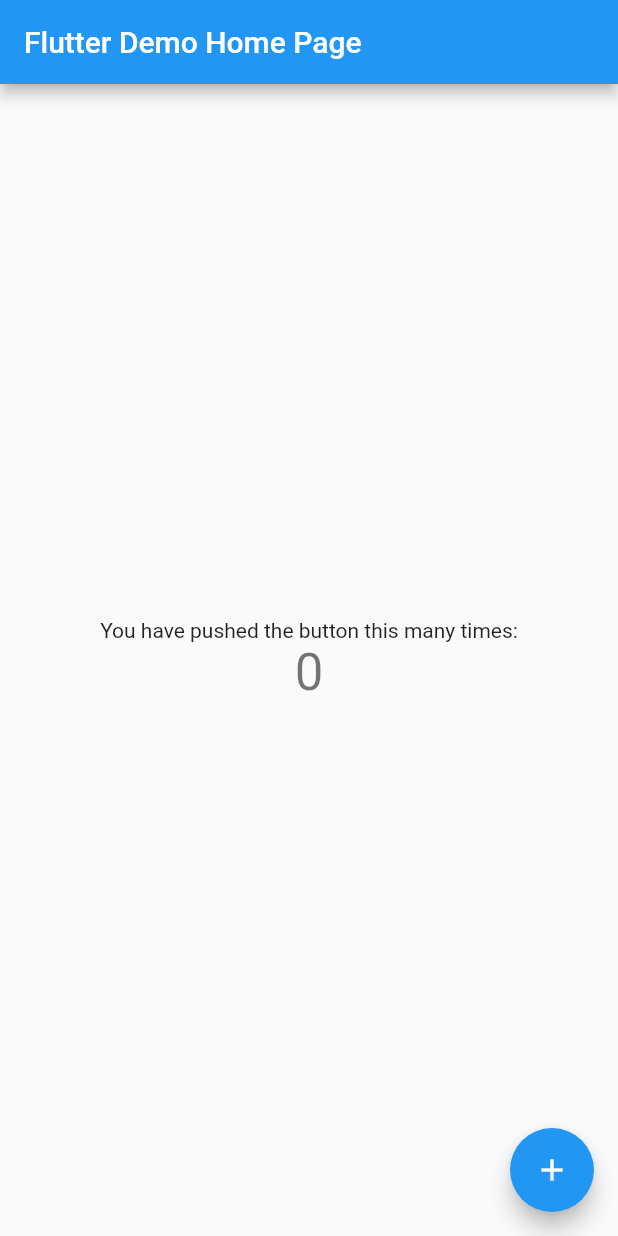
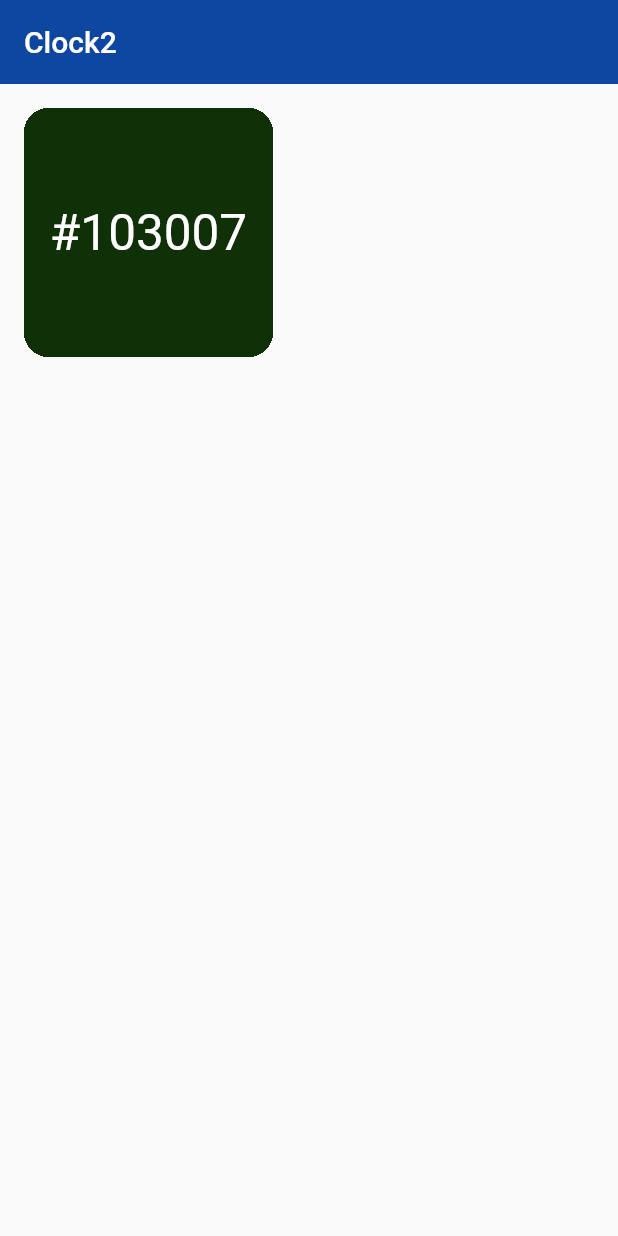
Before and after one commit to ChrisStayte/Clock2, a Flutter app: the screen it shows after launch, on a phone screen of 412 x 824 dp. Run offline on Flutter 3.47's test engine with Material 2 defaults, Android fonts, the phone set to English and light mode, and no system bars; drawn by our look-alikes of auto_size_text.

Commit message:
Updated Clocks

```diff
--- /dev/null
+++ b/lib/clocks/hex_clock.dart
@@ -0,0 +1,47 @@
+import 'package:auto_size_text/auto_size_text.dart';
+import 'package:clock2/providers/time_provider.dart';
+import 'package:flutter/material.dart';
+import 'package:flutter/src/widgets/container.dart';
+import 'package:flutter/src/widgets/framework.dart';
+import 'package:provider/provider.dart';
+
+class HexClock extends StatelessWidget {
+  const HexClock({super.key});
+
+  Color _hexToColor(String code) {
+    return new Color(int.parse(code.substring(1, 7), radix: 16) + 0xFF000000);
+  }
+
+  String _getTimeHex(DateTime dateTime) {
+    return '#${dateTime.hour.toString().padLeft(2, '0')}${dateTime.minute.toString().padLeft(2, '0')}${dateTime.second.toString().padLeft(2, '0')}';
+  }
+
+  @override
+  Widget build(BuildContext context) {
+    DateTime time = context.watch<TimeProvider>().time;
+    return Hero(
+      tag: 'clock',
+      child: Container(
+        padding: EdgeInsets.all(16),
+        color: _hexToColor(
+          _getTimeHex(time),
+        ),
+        child: Center(
+          child: Material(
+            color: Colors.transparent,
+            child: AutoSizeText(
+              _getTimeHex(time).toUpperCase(),
+              maxLines: 1,
+              minFontSize: 22,
+              style: TextStyle(
+                decoration: TextDecoration.none,
+                color: Colors.white,
+                fontSize: 80,
+              ),
+            ),
+          ),
+        ),
+      ),
+    );
+  }
+}
--- a/lib/main.dart
+++ b/lib/main.dart
@@ -1,7 +1,23 @@
+import 'package:clock2/providers/time_provider.dart';
+import 'package:clock2/screens/home_screen.dart';
 import 'package:flutter/material.dart';
+import 'package:flutter/services.dart';
+import 'package:provider/provider.dart';
 
 void main() {
-  runApp(const MyApp());
+  WidgetsFlutterBinding.ensureInitialized();
+  SystemChrome.setEnabledSystemUIMode(SystemUiMode.manual, overlays: [
+    //This line is used for showing the bottom bar
+  ]);
+
+  runApp(
+    MultiProvider(
+      providers: [
+        ChangeNotifierProvider<TimeProvider>(create: (_) => TimeProvider())
+      ],
+      child: const MyApp(),
+    ),
+  );
 }
 
 class MyApp extends StatelessWidget {
@@ -11,105 +27,12 @@ class MyApp extends StatelessWidget {
   @override
   Widget build(BuildContext context) {
     return MaterialApp(
-      title: 'Flutter Demo',
+      debugShowCheckedModeBanner: false,
+      title: 'Clock2',
       theme: ThemeData(
-        // This is the theme of your application.
-        //
-        // Try running your application with "flutter run". You'll see the
-        // application has a blue toolbar. Then, without quitting the app, try
-        // changing the primarySwatch below to Colors.green and then invoke
-        // "hot reload" (press "r" in the console where you ran "flutter run",
-        // or simply save your changes to "hot reload" in a Flutter IDE).
-        // Notice that the counter didn't reset back to zero; the application
-        // is not restarted.
         primarySwatch: Colors.blue,
       ),
-      home: const MyHomePage(title: 'Flutter Demo Home Page'),
+      home: HomeScreen(),
     );
   }
 }
-
-class MyHomePage extends StatefulWidget {
-  const MyHomePage({super.key, required this.title});
-
-  // This widget is the home page of your application. It is stateful, meaning
-  // that it has a State object (defined below) that contains fields that affect
-  // how it looks.
-
-  // This class is the configuration for the state. It holds the values (in this
-  // case the title) provided by the parent (in this case the App widget) and
-  // used by the build method of the State. Fields in a Widget subclass are
-  // always marked "final".
-
-  final String title;
-
-  @override
-  State<MyHomePage> createState() => _MyHomePageState();
-}
-
-class _MyHomePageState extends State<MyHomePage> {
-  int _counter = 0;
-
-  void _incrementCounter() {
-    setState(() {
-      // This call to setState tells the Flutter framework that something has
-      // changed in this State, which causes it to rerun the build method below
-      // so that the display can reflect the updated values. If we changed
-      // _counter without calling setState(), then the build method would not be
-      // called again, and so nothing would appear to happen.
-      _counter++;
-    });
-  }
-
-  @override
-  Widget build(BuildContext context) {
-    // This method is rerun every time setState is called, for instance as done
-    // by the _incrementCounter method above.
-    //
-    // The Flutter framework has been optimized to make rerunning build methods
-    // fast, so that you can just rebuild anything that needs updating rather
-    // than having to individually change instances of widgets.
-    return Scaffold(
-      appBar: AppBar(
-        // Here we take the value from the MyHomePage object that was created by
-        // the App.build method, and use it to set our appbar title.
-        title: Text(widget.title),
-      ),
-      body: Center(
-        // Center is a layout widget. It takes a single child and positions it
-        // in the middle of the parent.
-        child: Column(
-          // Column is also a layout widget. It takes a list of children and
-          // arranges them vertically. By default, it sizes itself to fit its
-          // children horizontally, and tries to be as tall as its parent.
-          //
-          // Invoke "debug painting" (press "p" in the console, choose the
-          // "Toggle Debug Paint" action from the Flutter Inspector in Android
-          // Studio, or the "Toggle Debug Paint" command in Visual Studio Code)
-          // to see the wireframe for each widget.
-          //
-          // Column has various properties to control how it sizes itself and
-          // how it positions its children. Here we use mainAxisAlignment to
-          // center the children vertically; the main axis here is the vertical
-          // axis because Columns are vertical (the cross axis would be
-          // horizontal).
-          mainAxisAlignment: MainAxisAlignment.center,
-          children: <Widget>[
-            const Text(
-              'You have pushed the button this many times:',
-            ),
-            Text(
-              '$_counter',
-              style: Theme.of(context).textTheme.headline4,
-            ),
-          ],
-        ),
-      ),
-      floatingActionButton: FloatingActionButton(
-        onPressed: _incrementCounter,
-        tooltip: 'Increment',
-        child: const Icon(Icons.add),
-      ), // This trailing comma makes auto-formatting nicer for build methods.
-    );
-  }
-}
--- /dev/null
+++ b/lib/providers/time_provider.dart
@@ -0,0 +1,20 @@
+import 'dart:async';
+
+import 'package:flutter/material.dart';
+
+class TimeProvider extends ChangeNotifier {
+  DateTime _time = DateTime.now();
+  DateTime get time => _time;
+
+  TimeProvider() {
+    // Update Time Every Second
+    Timer.periodic(const Duration(seconds: 1), (timer) {
+      _updateTime();
+    });
+  }
+
+  void _updateTime() {
+    _time = DateTime.now();
+    notifyListeners();
+  }
+}
--- /dev/null
+++ b/lib/screens/clock_screen.dart
@@ -0,0 +1,17 @@
+import 'package:flutter/material.dart';
+
+class ClockScreen extends StatelessWidget {
+  const ClockScreen({super.key, required this.clock});
+
+  final Widget clock;
+
+  @override
+  Widget build(BuildContext context) {
+    return GestureDetector(
+      onTap: () => Navigator.pop(context),
+      child: Scaffold(
+        body: clock,
+      ),
+    );
+  }
+}
--- /dev/null
+++ b/lib/screens/home_screen.dart
@@ -0,0 +1,67 @@
+import 'package:clock2/clocks/hex_clock.dart';
+
+import 'package:clock2/screens/clock_screen.dart';
+import 'package:flutter/material.dart';
+import 'package:flutter/src/widgets/container.dart';
+import 'package:flutter/src/widgets/framework.dart';
+import 'package:intl/intl.dart';
+import 'package:provider/provider.dart';
+
+import '../providers/time_provider.dart';
+
+class HomeScreen extends StatelessWidget {
+  const HomeScreen({super.key});
+
+  static final List<Widget> _clocks = [HexClock()];
+
+  List<Widget> _buildClocks(BuildContext context) {
+    return _clocks
+        .map(
+          (clock) => Container(
+            margin: EdgeInsets.all(16),
+            clipBehavior: Clip.hardEdge,
+            decoration: BoxDecoration(
+              borderRadius: BorderRadius.circular(16),
+            ),
+            child: GestureDetector(
+              onTap: () => {
+                Navigator.push(
+                  context,
+                  MaterialPageRoute(
+                    builder: (context) => ClockScreen(
+                      clock: clock,
+                    ),
+                  ),
+                ),
+              },
+              child: clock,
+            ),
+          ),
+        )
+        .toList();
+  }
+
+  @override
+  Widget build(BuildContext context) {
+    List<Widget> clocks = _buildClocks(context);
+    return Scaffold(
+      appBar: AppBar(
+        title: Text('Clock2'),
+        elevation: 0,
+        backgroundColor: Colors.blue.shade900,
+      ),
+      body: SafeArea(
+        child: GridView.builder(
+          physics: BouncingScrollPhysics(),
+          gridDelegate: SliverGridDelegateWithMaxCrossAxisExtent(
+            crossAxisSpacing: 16,
+            mainAxisSpacing: 16,
+            maxCrossAxisExtent: 260,
+          ),
+          itemCount: clocks.length,
+          itemBuilder: (_, index) => clocks[index],
+        ),
+      ),
+    );
+  }
+}
```
Also changed, not shown: pubspec.yaml (+4 -68 lines), lib/clocks/digital_clock.dart (added), 2 other files.
